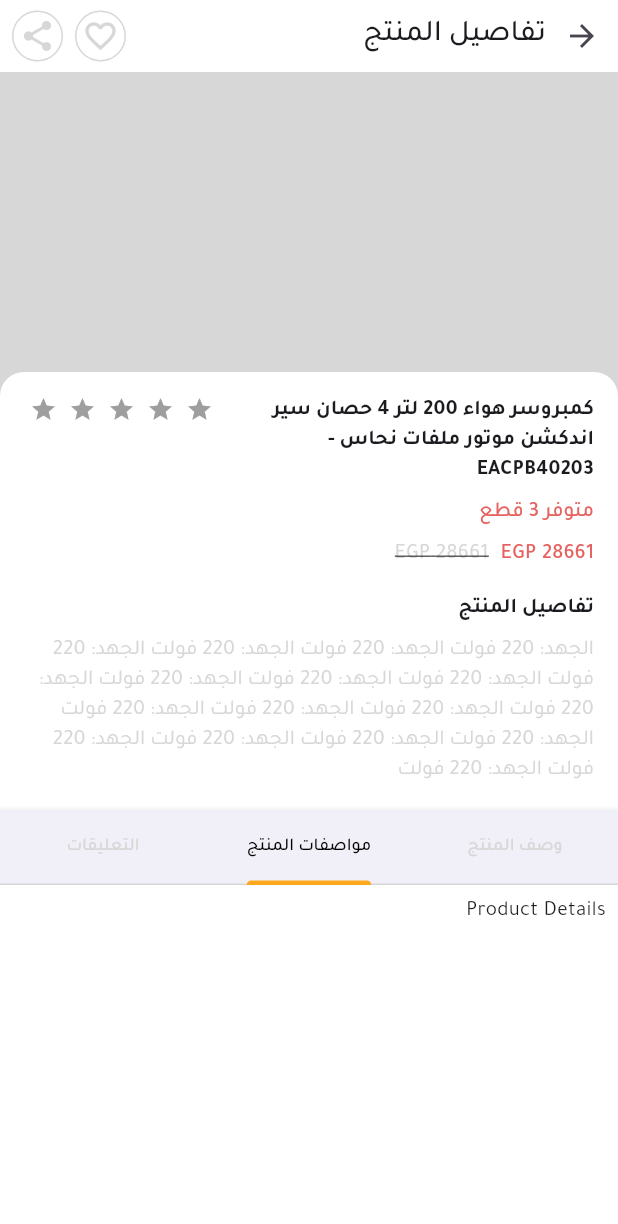
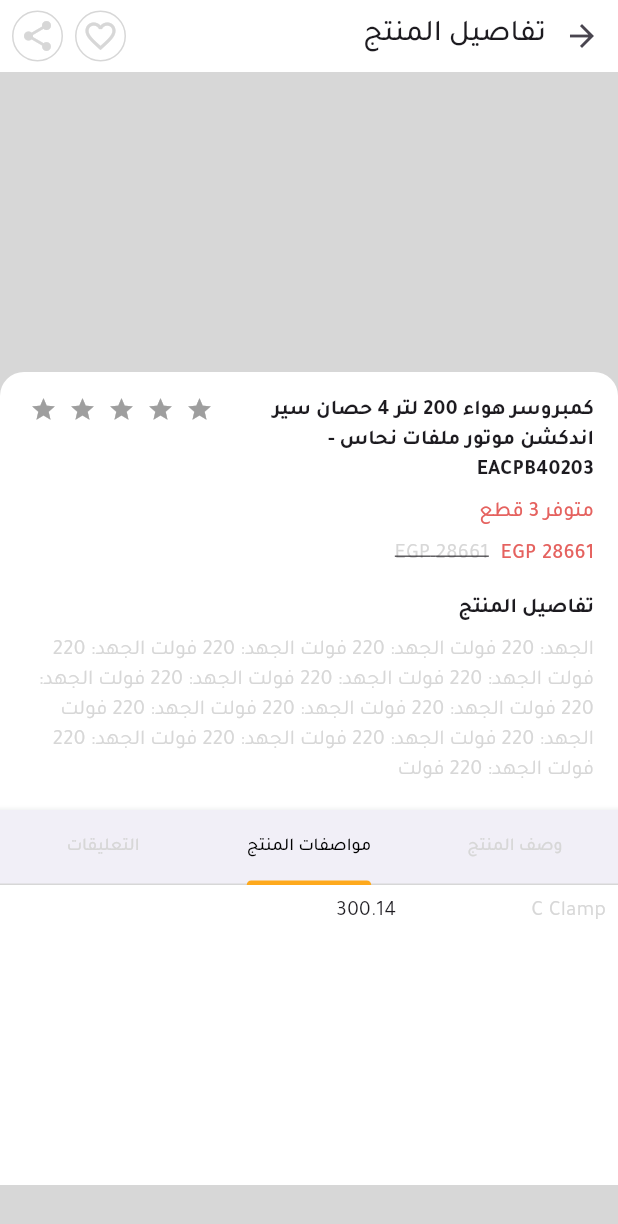
Before and after one commit to mahmoudhamdyae/ecommerce, a Flutter app: the ProductScreen screen opened directly, tab 2 chosen, on a phone screen of 412 x 824 dp. Shown: the top 1224 px of the screen. Run offline on Flutter 3.47's test engine with Material 3 defaults, Android fonts, the phone set to English and light mode, and no system bars; drawn by our look-alikes of flutter_rating_bar; our stand-ins replace badges, flutter_swiper_view, get, get_it, internet_connection_checker, share_plus and 2 more; accounts and stored records are empty.

Commit message:
Product Details

```diff
--- a/lib/presentation/screens/product/widgets/product_tabs.dart
+++ b/lib/presentation/screens/product/widgets/product_tabs.dart
@@ -9,7 +9,7 @@ class ProductTabs extends StatelessWidget {
   @override
   Widget build(BuildContext context) {
     return const SizedBox(
-        height: 300,
+        height: 200,
         child: TabBarView(
           children: [
             ProductDetailsFirst(),
--- a/lib/presentation/screens/product/widgets/tabs/product_details_second.dart
+++ b/lib/presentation/screens/product/widgets/tabs/product_details_second.dart
@@ -10,8 +10,18 @@ class ProductDetailsSecond extends StatelessWidget {
       color: ColorManager.white,
       child: const Padding(
         padding: EdgeInsets.all(8.0),
-        child: Text(
-          'Product Details',
+        child: Row(
+          crossAxisAlignment: CrossAxisAlignment.start,
+          children: [
+            Text(
+              'C Clamp',
+              style: TextStyle(
+                color: ColorManager.grey,
+              ),
+            ),
+            SizedBox(width: 90,),
+            Text('300.14'),
+          ],
         ),
       ),
     );
```
